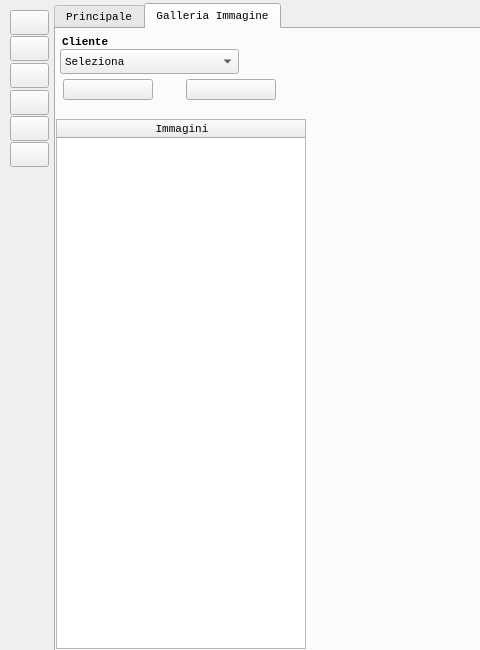
First picture: the form in QtUI/mainwindow.ui, repository emper0r/aron-conf, before the edit; both pictures show x 0 to 480 and y 0 to 650 of the 1360 by 650 pixel window.
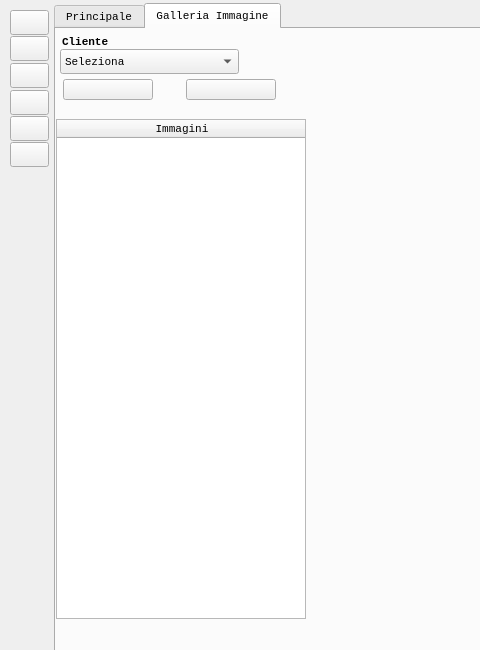
Second picture: the form after the edit. The open tabs and pages were chosen to show the change.

Commit message: * Fixed photo table UI

What changed in the file:
```diff
--- a/QtUI/mainwindow.ui
+++ b/QtUI/mainwindow.ui
@@ -1109,7 +1109,7 @@
         <x>0</x>
         <y>90</y>
         <width>250</width>
-        <height>530</height>
+        <height>500</height>
        </rect>
       </property>
       <property name="sizePolicy">
@@ -1121,13 +1121,13 @@
       <property name="minimumSize">
        <size>
         <width>250</width>
-        <height>530</height>
+        <height>500</height>
        </size>
       </property>
       <property name="maximumSize">
        <size>
         <width>250</width>
-        <height>530</height>
+        <height>500</height>
        </size>
       </property>
       <property name="sizeIncrement">
```
Left out of the diff: 2 changed lines with no effect on the pictures. The commit also changes 1 other file.
